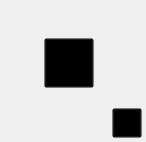
First picture: the form in VideoPlayer/mainwidget/CusLabelItem.ui, repository huizhang556/pc-video-player, before the edit.
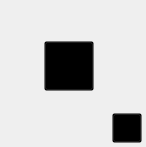
Second picture: the form after the edit. Icons and pictures are not drawn.

What changed in the file:
```diff
--- a/VideoPlayer/mainwidget/CusLabelItem.ui
+++ b/VideoPlayer/mainwidget/CusLabelItem.ui
@@ -7,7 +7,7 @@
     <x>0</x>
     <y>0</y>
     <width>146</width>
-    <height>142</height>
+    <height>147</height>
    </rect>
   </property>
   <property name="windowTitle">
```
